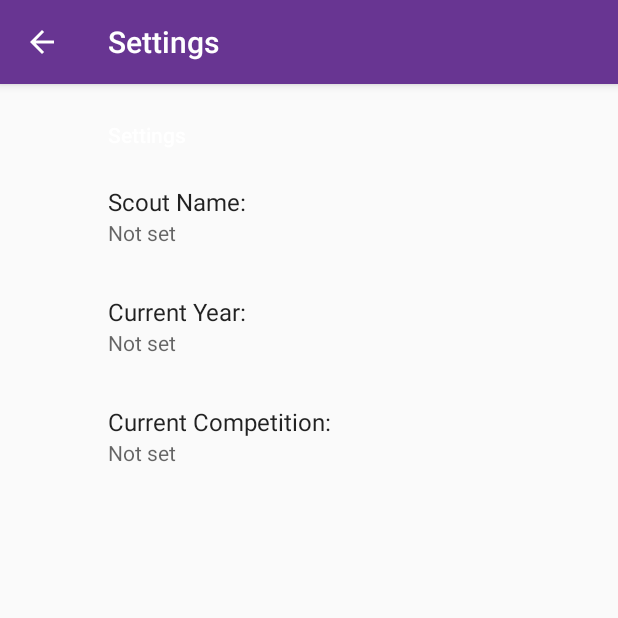
After one commit to FRC2706/giorno, an Android app: the SettingsActivity screen opened directly, with no data from a screen before it, on a phone screen of 412 x 824 dp, the top half of it. The commit adds this screen. Run offline under Robolectric (Android 15) with nearby library versions, the phone set to English and light mode, and no system bars; our stand-ins replace androidx.preference.

Commit message:
UI changes and Settings page

```diff
--- a/app/build.gradle
+++ b/app/build.gradle
@@ -23,6 +23,7 @@ dependencies {
     implementation fileTree(dir: 'libs', include: ['*.jar'])
     implementation 'androidx.appcompat:appcompat:1.1.0'
     implementation 'androidx.constraintlayout:constraintlayout:1.1.3'
+    implementation 'androidx.preference:preference:1.1.0-alpha05'
     testImplementation 'junit:junit:4.12'
     androidTestImplementation 'androidx.test:runner:1.2.0'
     androidTestImplementation 'androidx.test.espresso:espresso-core:3.2.0'
--- a/app/src/main/java/ca/team2706/giorno/MainActivity.java
+++ b/app/src/main/java/ca/team2706/giorno/MainActivity.java
@@ -16,10 +16,12 @@ public class MainActivity extends AppCompatActivity {
         setContentView(R.layout.activity_main);
     }
 
-
-
     public void syncActivity(View view) {
         startActivity(new Intent(this, SyncActivity.class));
     }
 
+    public void settings_onClick(View view) {
+        startActivity(new Intent(this, SettingsActivity.class));
+    }
+
 }
--- /dev/null
+++ b/app/src/main/java/ca/team2706/giorno/SettingsActivity.java
@@ -0,0 +1,36 @@
+package ca.team2706.giorno;
+
+import android.os.Bundle;
+
+import androidx.appcompat.app.ActionBar;
+import androidx.appcompat.app.AppCompatActivity;
+import androidx.appcompat.app.AppCompatDelegate;
+import androidx.preference.PreferenceFragmentCompat;
+
+public class SettingsActivity extends AppCompatActivity {
+
+    @Override
+    protected void onCreate(Bundle savedInstanceState) {
+        super.onCreate(savedInstanceState);
+        setContentView(R.layout.settings_activity);
+        getSupportFragmentManager()
+                .beginTransaction()
+                .replace(R.id.settings, new SettingsFragment())
+                .commit();
+        ActionBar actionBar = getSupportActionBar();
+        if (actionBar != null) {
+            actionBar.setDisplayHomeAsUpEnabled(true);
+        }
+    }
+
+    public static class SettingsFragment extends PreferenceFragmentCompat {
+        @Override
+
+        public void onCreatePreferences(Bundle savedInstanceState, String rootKey) {
+            setPreferencesFromResource(R.xml.root_preferences, rootKey);
+
+            }
+
+
+        }
+    }
--- a/app/src/main/res/layout/activity_sync.xml
+++ b/app/src/main/res/layout/activity_sync.xml
@@ -5,6 +5,4 @@
 	android:layout_width="match_parent"
 	android:layout_height="match_parent"
 	android:gravity="center_horizontal|center_vertical"
-	tools:context=".SyncActivity">
-
-</LinearLayout>
+	tools:context=".SyncActivity"/>
--- /dev/null
+++ b/app/src/main/res/layout/settings_activity.xml
@@ -0,0 +1,10 @@
+<LinearLayout xmlns:android="http://schemas.android.com/apk/res/android"
+    android:layout_width="match_parent"
+    android:layout_height="match_parent">
+
+    <FrameLayout
+        android:id="@+id/settings"
+        android:layout_width="match_parent"
+        android:layout_height="match_parent"
+        />
+</LinearLayout>
--- /dev/null
+++ b/app/src/main/res/values/arrays.xml
@@ -0,0 +1,12 @@
+<resources>
+    <!-- Reply Preference -->
+    <string-array name="competition_entries">
+        <item>Nipissing/North Bay</item>
+        <item>Carleton</item>
+    </string-array>
+
+    <string-array name="competition_values">
+        <item>nipissing</item>
+        <item>carleton</item>
+    </string-array>
+</resources>
--- a/app/src/main/res/values/strings.xml
+++ b/app/src/main/res/values/strings.xml
@@ -6,4 +6,21 @@
 	<string name="schedule">Schedule</string>
 	<string name="sync">Sync</string>
 	<string name="settings">Settings</string>
+    <string name="title_activity_settings">Settings</string>
+
+    <!-- Preference Titles -->
+    <string name="settings_header">Settings</string>
+    <string name="sync_header">Sync</string>
+
+    <!-- Messages Preferences -->
+    <string name="signature_title">Scout Name:</string>
+    <string name="competition_title">Current Competition:</string>
+    <string name="year_title">Current Year:</string>
+
+    <!-- Sync Preferences -->
+    <string name="theme_title">Set Dark Theme:</string>
+    <string name="attachment_title">Download incoming attachments</string>
+    <string name="attachment_summary_on">Automatically download attachments for incoming emails
+    </string>
+    <string name="attachment_summary_off">Only download attachments when manually requested</string>
 </resources>
--- a/app/src/main/res/values/styles.xml
+++ b/app/src/main/res/values/styles.xml
@@ -1,11 +1,25 @@
 <resources>
 
-    <!-- Base application theme. -->
+    <!-- Light/Normal Theme:-->
     <style name="AppTheme" parent="Theme.AppCompat.Light.DarkActionBar">
-        <!-- Customize your theme here. -->
-        <item name="colorPrimary">@color/colorPrimary</item>
-        <item name="colorPrimaryDark">@color/colorPrimaryDark</item>
-        <item name="colorAccent">@color/colorAccent</item>
+        <!-- Colors Used:-->
+        <item name="colorPrimary">#683592</item>
+        <item name="colorPrimaryDark">#482566</item>
+        <item name="colorAccent">#FFFFFF</item>
+        <item name="backgroundcolor">#fcfcfc</item>
+        <item name="textcolor">#ffffff</item>
+        <item name="buttoncolor">#683592</item>
+
     </style>
 
+    <!-- Dark Theme:-->
+    <style name="DarkTheme" parent="Theme.AppCompat.Light.DarkActionBar">
+        <!-- Colors Used:-->
+        <item name="colorPrimary">#482566</item>
+        <item name="colorPrimaryDark">#482566</item>
+        <item name="colorAccent">#000000</item>
+        <item name="backgroundcolor">#303030</item>
+        <item name="textcolor">#ffffff</item>
+        <item name="buttoncolor">#482566</item>
+    </style>
 </resources>
--- /dev/null
+++ b/app/src/main/res/xml/root_preferences.xml
@@ -0,0 +1,56 @@
+<!--
+  ~ Copyright 2018 The app Open Source Project
+  ~
+  ~ Licensed under the Apache License, Version 2.0 (the "License");
+  ~ you may not use this file except in compliance with the License.
+  ~ You may obtain a copy of the License at
+  ~
+  ~      http://www.apache.org/licenses/LICENSE-2.0
+  ~
+  ~ Unless required by applicable law or agreed to in writing, software
+  ~ distributed under the License is distributed on an "AS IS" BASIS,
+  ~ WITHOUT WARRANTIES OR CONDITIONS OF ANY KIND, either express or implied.
+  ~ See the License for the specific language governing permissions and
+  ~ limitations under the License.
+  -->
+
+<PreferenceScreen xmlns:app="http://schemas.android.com/apk/res-auto">
+
+    <PreferenceCategory app:title="@string/settings_header">
+
+        <EditTextPreference
+            app:key="scoutName"
+            app:title="@string/signature_title"
+            app:useSimpleSummaryProvider="true" />
+
+        <EditTextPreference
+            app:key="year"
+            app:title="@string/year_title"
+            app:useSimpleSummaryProvider="true" />
+
+        <ListPreference
+            app:defaultValue="null"
+            app:entries="@array/competition_entries"
+            app:entryValues="@array/competition_values"
+            app:key="competition"
+            app:title="@string/competition_title"
+            app:useSimpleSummaryProvider="true" />
+
+    </PreferenceCategory>
+
+<!--    <PreferenceCategory app:title="@string/sync_header">-->
+
+<!--        <SwitchPreferenceCompat-->
+<!--            app:key="Theme"-->
+<!--            app:title="@string/theme_title" />-->
+
+<!--&lt;!&ndash;        <SwitchPreferenceCompat&ndash;&gt;-->
+<!--&lt;!&ndash;            app:dependency="sync"&ndash;&gt;-->
+<!--&lt;!&ndash;            app:key="attachment"&ndash;&gt;-->
+<!--&lt;!&ndash;            app:summaryOff="@string/attachment_summary_off"&ndash;&gt;-->
+<!--&lt;!&ndash;            app:summaryOn="@string/attachment_summary_on"&ndash;&gt;-->
+<!--&lt;!&ndash;            app:title="@string/attachment_title" />&ndash;&gt;-->
+
+<!--    </PreferenceCategory>-->
+
+</PreferenceScreen>
```
Also changed, not shown: app/src/main/AndroidManifest.xml (+9 -1 lines), app/src/main/res/drawable/rounded_button.xml (added, +35 -0 lines), app/src/main/res/layout/activity_main.xml (+22 -8 lines), app/src/main/res/values/attrs.xml (added, +8 -0 lines). Lines whose indentation alone changed are shown as unchanged.
